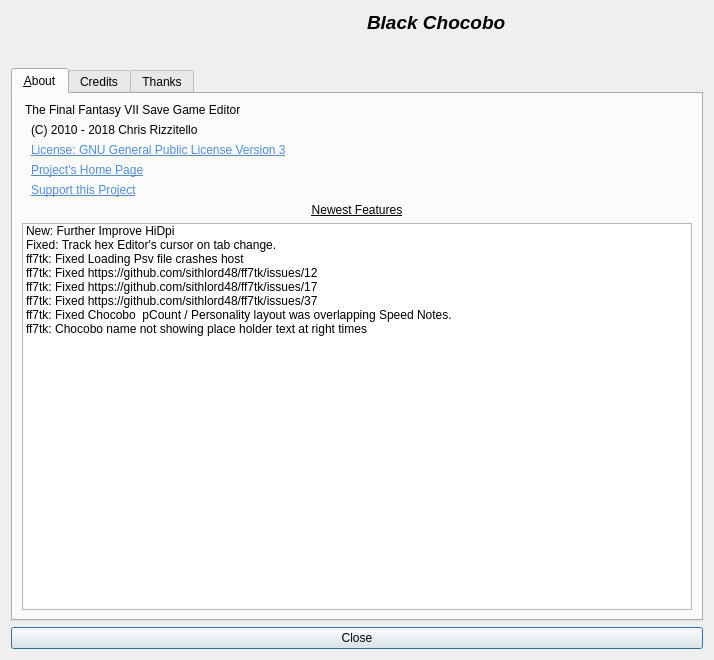
Above: about.ui from sithlord48/blackchocobo before the change. Below: the same form after it.
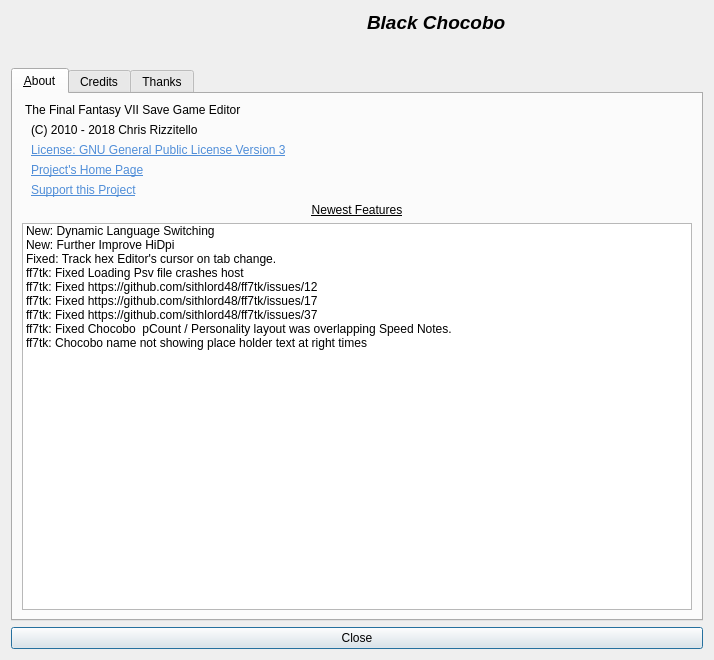
That is the form after the change. Icons and pictures are not drawn.

Commit message: ff7tk: Dynamic Language Change

```diff
--- a/about.ui
+++ b/about.ui
@@ -208,6 +208,11 @@
          <property name="viewMode">
           <enum>QListView::ListMode</enum>
          </property>
+         <item>
+          <property name="text">
+           <string>New: Dynamic Language Switching</string>
+          </property>
+         </item>
          <item>
           <property name="text">
            <string>New: Further Improve HiDpi</string>
```
The commit also changes 30 other files.
